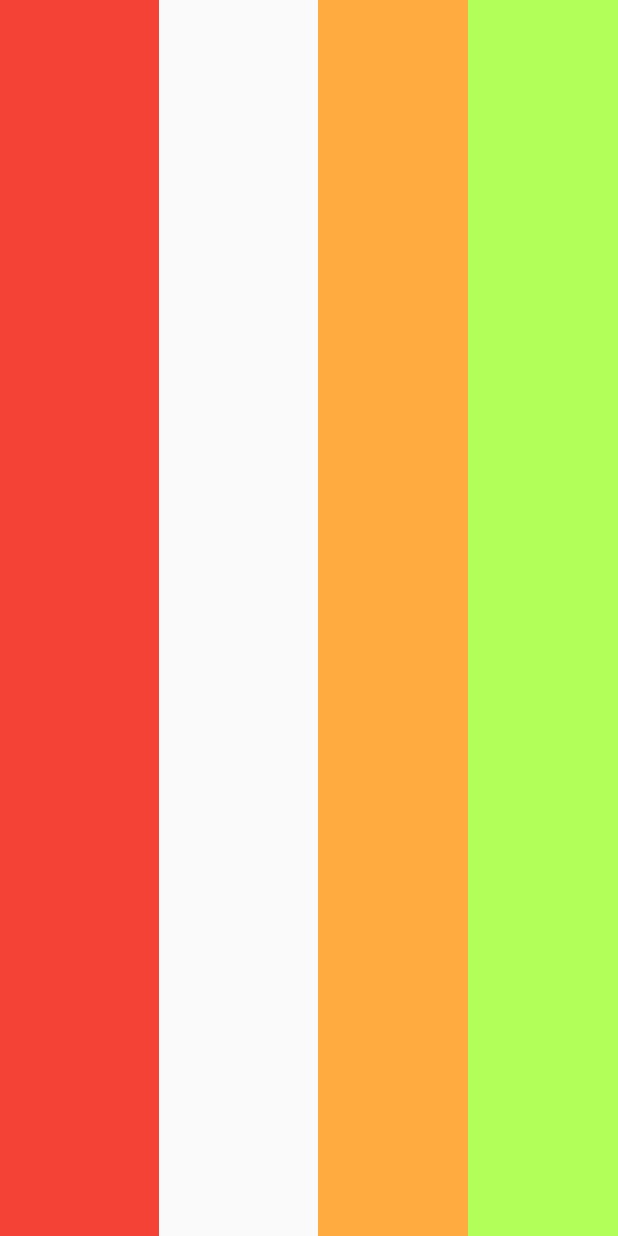
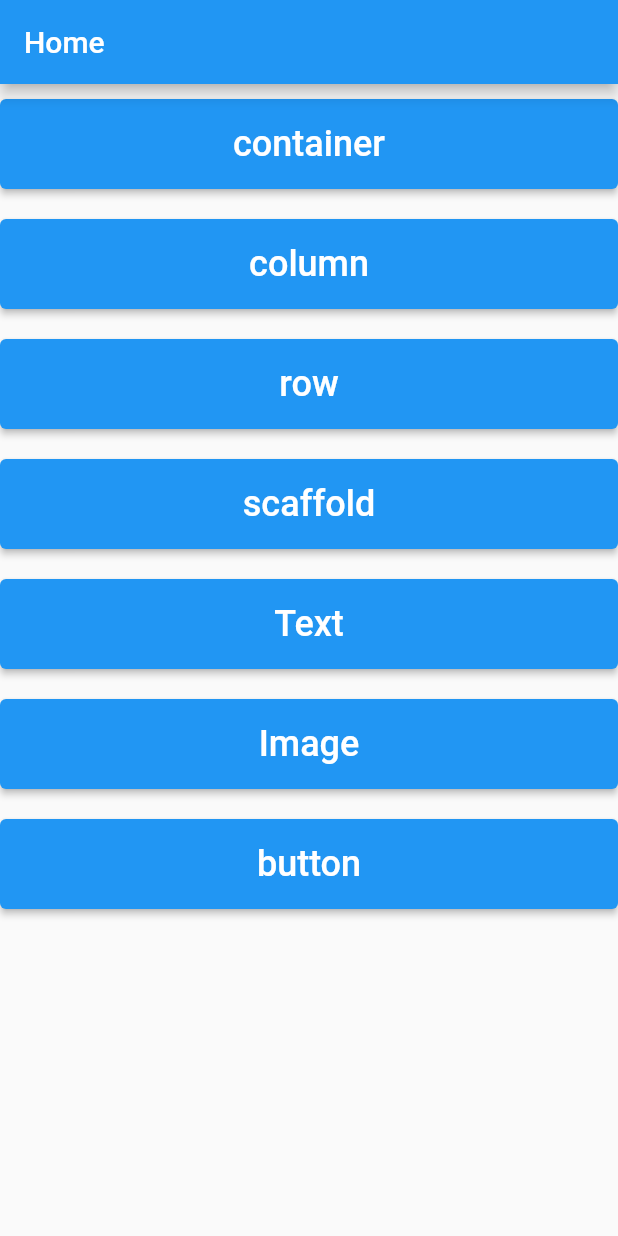
Before and after one commit to Woomunsik/flutter_lecture_first, a Flutter app: the screen it shows after launch, on a phone screen of 412 x 824 dp. Run offline on Flutter 3.47's test engine with Material 2 defaults, Android fonts, the phone set to English and light mode, and no system bars; missing offline and left inert: dart:ffi.

```diff
--- /dev/null
+++ b/lib/CH2/car/car_interface.dart
@@ -0,0 +1,6 @@
+abstract class CarInterface {
+
+  void sell();
+
+
+}
--- /dev/null
+++ b/lib/ch3/image_screen.dart
@@ -0,0 +1,38 @@
+import 'package:flutter/material.dart';
+
+class ImageScreen extends StatelessWidget {
+  const ImageScreen({super.key});
+
+  final String imageUrl =
+      "https://img.freepik.com/free-photo/beautiful-beach-and-sea_74190-3820.jpg?w=1060&t=st=1687074822~exp=1687075422~hmac=80e5571eb273ba29629c979c5e0c12b2139950a02ebbde3bdb3ee0974b2db600";
+
+  @override
+  Widget build(BuildContext context) {
+    return Scaffold(
+      appBar: AppBar(
+        title: Text("ImageScreen"),
+      ),
+      body: SizedBox(
+        width: double.infinity,
+        child: Column(
+          crossAxisAlignment: CrossAxisAlignment.center,
+          children: [
+            Container(
+                color: Colors.blue,
+                width: 300,
+                height: 300,
+                child: Image.asset("assets/images.jpg")),
+            Container(
+              color: Colors.red,
+              width: 300,
+              height: 300,
+              child: Image.network(
+                imageUrl, //fit: BoxFit.cover,
+              ),
+            ),
+          ],
+        ),
+      ),
+    );
+  }
+}
--- /dev/null
+++ b/lib/home_screen.dart
@@ -0,0 +1,54 @@
+import 'package:flutter/material.dart';
+import 'package:flutter_lecture_first/ch3/column_screen.dart';
+import 'package:flutter_lecture_first/ch3/container_screen.dart';
+import 'package:flutter_lecture_first/ch3/image_screen.dart';
+import 'package:flutter_lecture_first/ch3/row_screen.dart';
+import 'package:flutter_lecture_first/ch3/scaffold_screen.dart';
+import 'package:flutter_lecture_first/ch3/text_screen.dart';
+
+import 'ch4/button_screen.dart';
+
+class HomeScreen extends StatefulWidget {
+  const HomeScreen({super.key});
+
+  @override
+  State<HomeScreen> createState() => _HomeScreenState();
+}
+
+class _HomeScreenState extends State<HomeScreen> {
+  @override
+  Widget build(BuildContext context) {
+    return Scaffold(appBar: AppBar(
+      title: Text("Home"),
+    ),
+    body: Column(
+      children: [
+        button(page: ContainerScreen(), name: "container"),
+        button(page: ColumnScreen(), name: "column"),
+        button(page: RowScreen(), name: "row"),
+        button(page: ScaffildScreen(), name: "scaffold"),
+        button(page: TextScreen(), name: "Text"),
+        button(page: ImageScreen(), name: "Image"),
+        button(page: ButtonScreen(), name: "button"),
+      ],
+    ),);
+  }
+
+  Widget button({required Widget page, required String name}){
+    return Container(
+      width: double.infinity,
+      height: 60,
+      margin: const EdgeInsets.symmetric(vertical: 10),
+      child: ElevatedButton(
+          onPressed: (){
+        Navigator.push(context, MaterialPageRoute(builder: (context) {
+          return page;
+        },));
+      }, child: Text(
+          name,
+      style: TextStyle(fontSize: 24),
+      ),
+      ),
+    );
+  }
+}
--- a/lib/main.dart
+++ b/lib/main.dart
@@ -4,6 +4,7 @@ import 'package:flutter/material.dart';
 import 'package:flutter_lecture_first/ch3/column_screen.dart';
 import 'package:flutter_lecture_first/ch3/container_screen.dart';
 import 'package:flutter_lecture_first/ch3/row_screen.dart';
+import 'package:flutter_lecture_first/home_screen.dart';
 
 /// main 함수
 /// 어플리케이션이 시작하는 위치
@@ -17,7 +18,7 @@ class MyApp extends StatelessWidget {
   @override
   Widget build(BuildContext context) {
     return MaterialApp(
-      home: RowScreen(),
+      home: HomeScreen(),
     );
   }
 }
```
Also changed, not shown: lib/CH2/animal/bird.dart (+18 -1 lines), lib/CH2/animal/item.dart (added, +19 -0 lines), lib/CH2/car/benz.dart (added, +18 -0 lines), lib/CH2/car/car.dart (added, +35 -0 lines), lib/CH2/car/genesis.dart (added, +12 -0 lines), lib/CH2/car/sonata.dart (added, +18 -0 lines), lib/ch3/scaffold_screen.dart (added, +52 -0 lines), lib/ch3/text_screen.dart (added, +31 -0 lines), lib/ch4/button_screen.dart (added, +57 -0 lines), pubspec.yaml (+7 -65 lines), assets/images.jpg (added), 2 other files.
